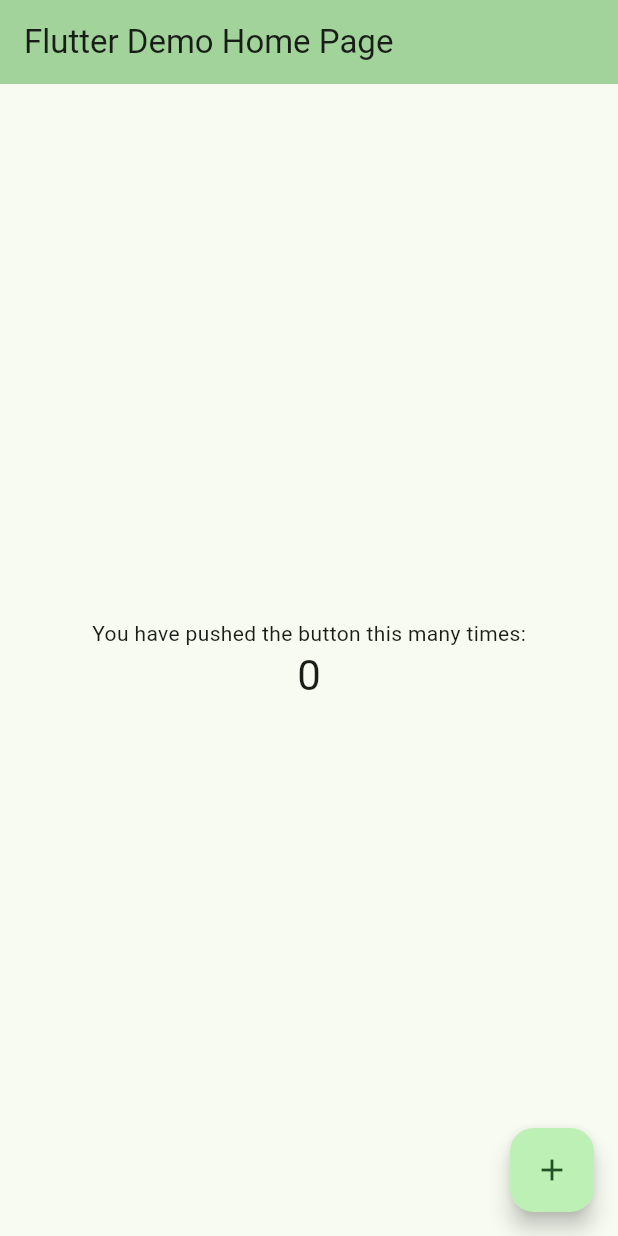
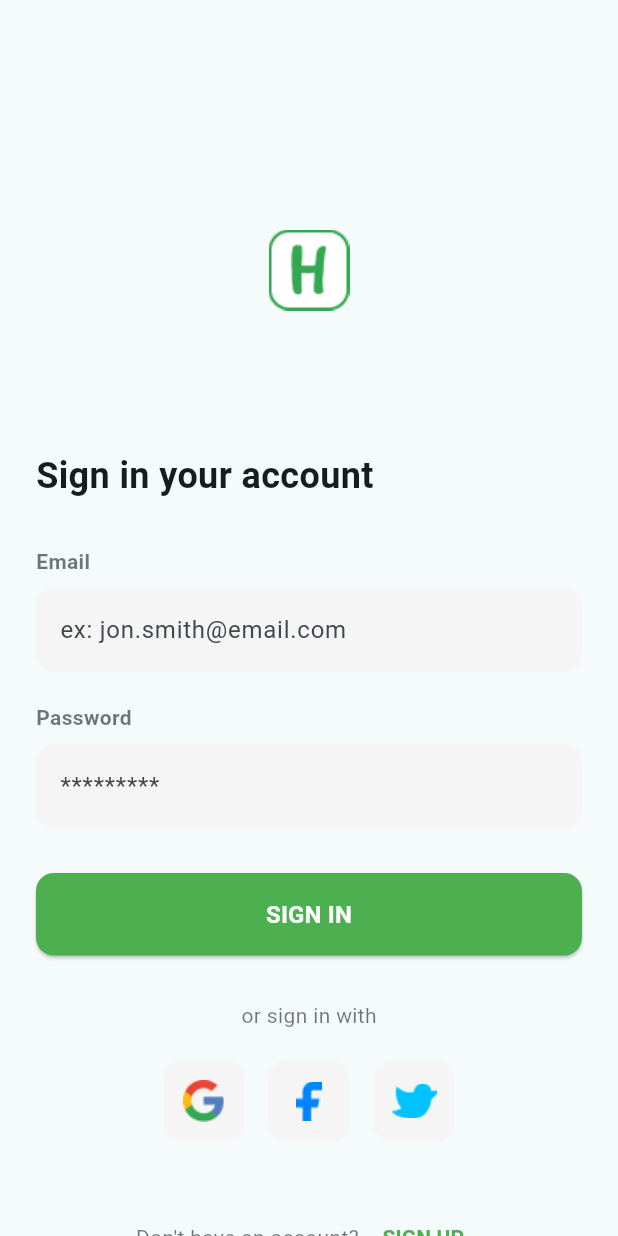
Before and after one commit to Kazaki-Dev0/samurai_basico, a Flutter app: the screen it shows after launch, on a phone screen of 412 x 824 dp. Run offline on Flutter 3.47's test engine with Material 3 defaults, Android fonts, the phone set to English and light mode, and no system bars.

Commit message:
desafio de design

```diff
--- a/lib/main.dart
+++ b/lib/main.dart
@@ -7,15 +7,18 @@ void main() {
 class MyApp extends StatelessWidget {
   const MyApp({super.key});
 
-  // This widget is the root of your application.
   @override
   Widget build(BuildContext context) {
     return MaterialApp(
-      title: 'Flutter Demo',
+      debugShowCheckedModeBanner: false,
+      title: 'Exemplo Imagem Flutter',
       theme: ThemeData(
-        colorScheme: ColorScheme.fromSeed(seedColor: Colors.green),
+        colorScheme: ColorScheme.fromSeed(
+          seedColor: const Color.fromARGB(255, 255, 255, 255),
+        ),
+        useMaterial3: true,
       ),
-      home: const MyHomePage(title: 'Flutter Demo Home Page'),
+      home: const MyHomePage(title: 'Exibindo Imagem Local'),
     );
   }
 }
@@ -32,35 +35,199 @@ class MyHomePage extends StatefulWidget {
 class _MyHomePageState extends State<MyHomePage> {
   int _counter = 0;
 
-  void _incrementCounter() {
-    setState(() {
-      _counter++;
-    });
-  }
-
   @override
   Widget build(BuildContext context) {
     return Scaffold(
-      appBar: AppBar(
-        backgroundColor: Theme.of(context).colorScheme.inversePrimary,
-        title: Text(widget.title),
-      ),
-      body: Center(
-        child: Column(
-          mainAxisAlignment: MainAxisAlignment.center,
-          children: <Widget>[
-            const Text('You have pushed the button this many times:'),
-            Text(
-              '$_counter',
-              style: Theme.of(context).textTheme.headlineMedium,
-            ),
-          ],
+      // Adicionamos um SingleChildScrollView para evitar overflow quando o teclado aparecer
+      body: SingleChildScrollView(
+        // Adicionamos Padding para dar as margens laterais
+        child: Padding(
+          padding: const EdgeInsets.symmetric(horizontal: 24.0),
+          child: Column(
+            // Alinha os filhos à esquerda
+            crossAxisAlignment: CrossAxisAlignment.start,
+            children: <Widget>[
+              // Espaço no topo
+              const SizedBox(height: 80),
+
+              // Logo no centro
+              Center(
+                child: Image.asset(
+                  'assets/images/logo.png', // Mantenha seu caminho
+                  width: 200,
+                  height: 200,
+                ),
+              ),
+
+              const SizedBox(height: 20), // Espaço entre logo e texto
+              // Título
+              Text(
+                'Sign in your account',
+                style: TextStyle(
+                  fontWeight: FontWeight.bold,
+                  fontSize: 24, // Um pouco maior para combinar com o design
+                ),
+              ),
+
+              const SizedBox(height: 30), // Espaço antes do formulário
+              // Label Email
+              const Text(
+                'Email',
+                style: TextStyle(
+                  color: Colors.black54,
+                  fontWeight: FontWeight.w600,
+                ),
+              ),
+              const SizedBox(height: 8),
+
+              // Campo de Texto Email
+              TextField(
+                decoration: InputDecoration(
+                  hintText: 'ex: jon.smith@email.com',
+                  filled: true,
+                  fillColor: Colors.grey[100],
+                  border: OutlineInputBorder(
+                    borderRadius: BorderRadius.circular(12),
+                    borderSide: BorderSide.none, // Sem borda visível
+                  ),
+                  contentPadding: const EdgeInsets.symmetric(
+                    vertical: 16,
+                    horizontal: 12,
+                  ),
+                ),
+              ),
+
+              const SizedBox(height: 20),
+
+              // Label Senha
+              const Text(
+                'Password',
+                style: TextStyle(
+                  color: Colors.black54,
+                  fontWeight: FontWeight.w600,
+                ),
+              ),
+              const SizedBox(height: 8),
+
+              // Campo de Texto Senha
+              TextField(
+                obscureText: true, // Para esconder a senha
+                decoration: InputDecoration(
+                  hintText: '*********',
+                  filled: true,
+                  fillColor: Colors.grey[100],
+                  border: OutlineInputBorder(
+                    borderRadius: BorderRadius.circular(12),
+                    borderSide: BorderSide.none,
+                  ),
+                  contentPadding: const EdgeInsets.symmetric(
+                    vertical: 16,
+                    horizontal: 12,
+                  ),
+                ),
+              ),
+
+              const SizedBox(height: 30),
+
+              // Botão de Sign In
+              SizedBox(
+                width: double.infinity, // Faz o botão ocupar toda a largura
+                child: ElevatedButton(
+                  onPressed: () {
+                    // Nenhuma funcionalidade, como solicitado
+                  },
+                  child: const Text(
+                    'SIGN IN',
+                    style: TextStyle(
+                      fontSize: 16,
+                      fontWeight: FontWeight.bold,
+                      color: Colors.white, // Cor do texto
+                    ),
+                  ),
+                  style: ElevatedButton.styleFrom(
+                    backgroundColor: Colors.green, // Cor de fundo do botão
+                    padding: const EdgeInsets.symmetric(vertical: 16),
+                    shape: RoundedRectangleBorder(
+                      borderRadius: BorderRadius.circular(12),
+                    ),
+                  ),
+                ),
+              ),
+
+              const SizedBox(height: 30),
+
+              // Texto "or sign in with"
+              const Center(
+                child: Text(
+                  'or sign in with',
+                  style: TextStyle(color: Colors.black54),
+                ),
+              ),
+
+              const SizedBox(height: 20),
+
+              // Botões de redes sociais
+              Row(
+                mainAxisAlignment: MainAxisAlignment.center,
+                children: [
+                  // Botão Google
+                  _buildSocialButton(
+                    'assets/images/google_logo.png',
+                  ), // Assumindo que você tem essas imagens
+                  const SizedBox(width: 16),
+                  // Botão Facebook
+                  _buildSocialButton('assets/images/face_logo.png'),
+                  const SizedBox(width: 16),
+                  // Botão Twitter
+                  _buildSocialButton('assets/images/twiter_logo.png'),
+                ],
+              ),
+
+              const SizedBox(height: 40),
+
+              // Texto de "Sign Up"
+              Row(
+                mainAxisAlignment: MainAxisAlignment.center,
+                children: [
+                  const Text(
+                    "Don't have an account? ",
+                    style: TextStyle(color: Colors.black54),
+                  ),
+                  TextButton(
+                    onPressed: () {
+                      // Nenhuma funcionalidade
+                    },
+                    child: const Text(
+                      'SIGN UP',
+                      style: TextStyle(
+                        color: Colors.green,
+                        fontWeight: FontWeight.bold,
+                      ),
+                    ),
+                  ),
+                ],
+              ),
+              const SizedBox(height: 20), // Espaço no final
+            ],
+          ),
         ),
       ),
-      floatingActionButton: FloatingActionButton(
-        onPressed: _incrementCounter,
-        tooltip: 'Increment',
-        child: const Icon(Icons.add),
+    );
+  }
+
+  // Widget auxiliar para criar os botões de redes sociais
+  // Você pode colocar isso fora do método build, mas dentro da classe _MyHomePageState
+  Widget _buildSocialButton(String imagePath) {
+    return Container(
+      padding: const EdgeInsets.all(12),
+      decoration: BoxDecoration(
+        color: Colors.grey[100],
+        borderRadius: BorderRadius.circular(12),
+      ),
+      child: Image.asset(
+        imagePath,
+        height: 30, // Ajuste o tamanho conforme necessário
+        width: 30,
       ),
     );
   }
```
Also changed, not shown: pubspec.yaml (+5 -33 lines), assets/images/face_logo.png (added), assets/images/google_logo.png (added), assets/images/logo.png (added), assets/images/twiter_logo.png (added).
